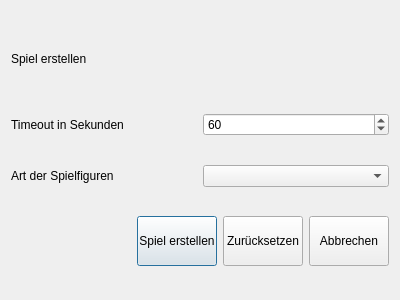
First picture: the form in erstellen.ui, repository MarcW2345/madn, before the edit.
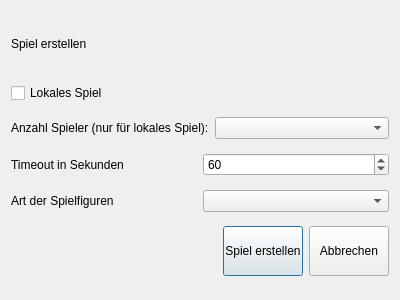
Second picture: the form after the edit.

Commit message: erstellen-fenster

```diff
--- a/erstellen.ui
+++ b/erstellen.ui
@@ -31,11 +31,44 @@
      </item>
     </layout>
    </item>
+   <item>
+    <layout class="QVBoxLayout" name="verticalLayout_7">
+     <item>
+      <layout class="QHBoxLayout" name="horizontalLayout_4">
+       <item>
+        <widget class="QCheckBox" name="cbLokal">
+         <property name="text">
+          <string>Lokales Spiel</string>
+         </property>
+        </widget>
+       </item>
+      </layout>
+     </item>
+    </layout>
+   </item>
    <item>
     <layout class="QVBoxLayout" name="verticalLayout_6">
      <item>
       <layout class="QHBoxLayout" name="horizontalLayout">
        <item>
+        <widget class="QLabel" name="label_4">
+         <property name="text">
+          <string>Anzahl Spieler (nur für lokales Spiel):</string>
+         </property>
+        </widget>
+       </item>
+       <item>
+        <widget class="QComboBox" name="cbSpieler"/>
+       </item>
+      </layout>
+     </item>
+    </layout>
+   </item>
+   <item>
+    <layout class="QVBoxLayout" name="verticalLayout_5">
+     <item>
+      <layout class="QHBoxLayout" name="horizontalLayout_2">
+       <item>
         <widget class="QLabel" name="label_2">
          <property name="text">
           <string>Timeout in Sekunden</string>
@@ -60,9 +93,9 @@
     </layout>
    </item>
    <item>
-    <layout class="QVBoxLayout" name="verticalLayout_5">
+    <layout class="QVBoxLayout" name="verticalLayout_4">
      <item>
-      <layout class="QHBoxLayout" name="horizontalLayout_2">
+      <layout class="QHBoxLayout" name="horizontalLayout_3">
        <item>
         <widget class="QLabel" name="label_3">
          <property name="text">
@@ -98,19 +131,6 @@
         </widget>
        </item>
        <item row="0" column="2">
-        <widget class="QPushButton" name="btnZurucksetzen">
-         <property name="maximumSize">
-          <size>
-           <width>80</width>
-           <height>50</height>
-          </size>
-         </property>
-         <property name="text">
-          <string>Zurücksetzen</string>
-         </property>
-        </widget>
-       </item>
-       <item row="0" column="3">
         <widget class="QPushButton" name="btnAbbrechen">
          <property name="maximumSize">
           <size>
```
Left out of the diff: 7 changed lines with no effect on the pictures. The commit also changes 4 other files.
